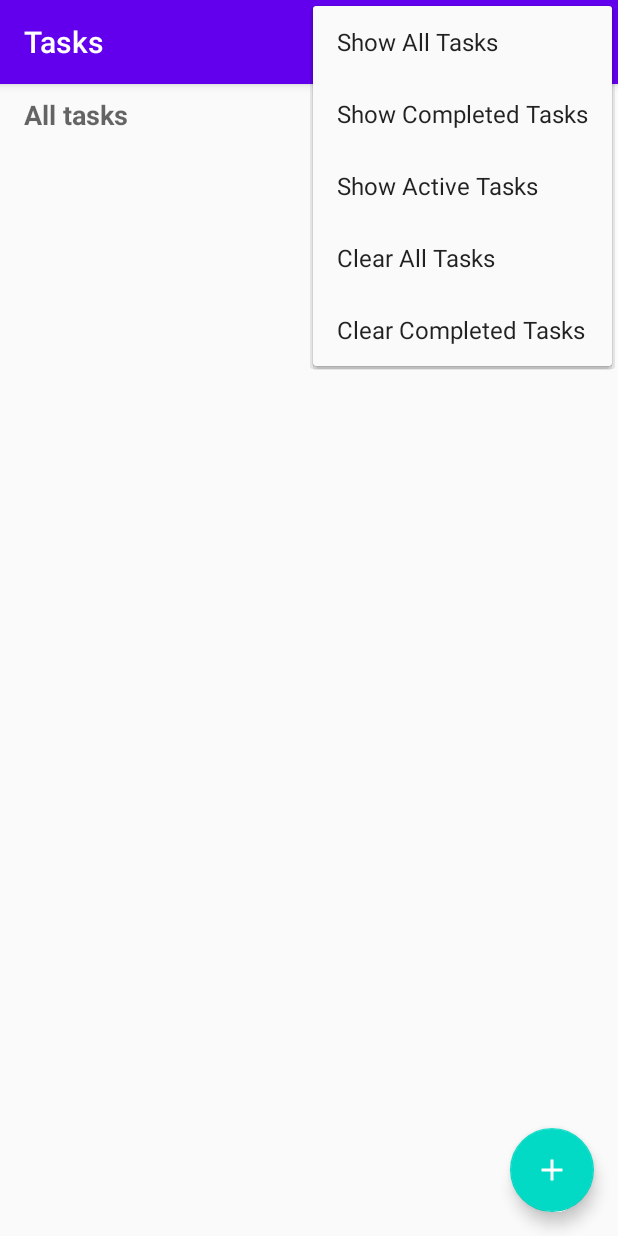
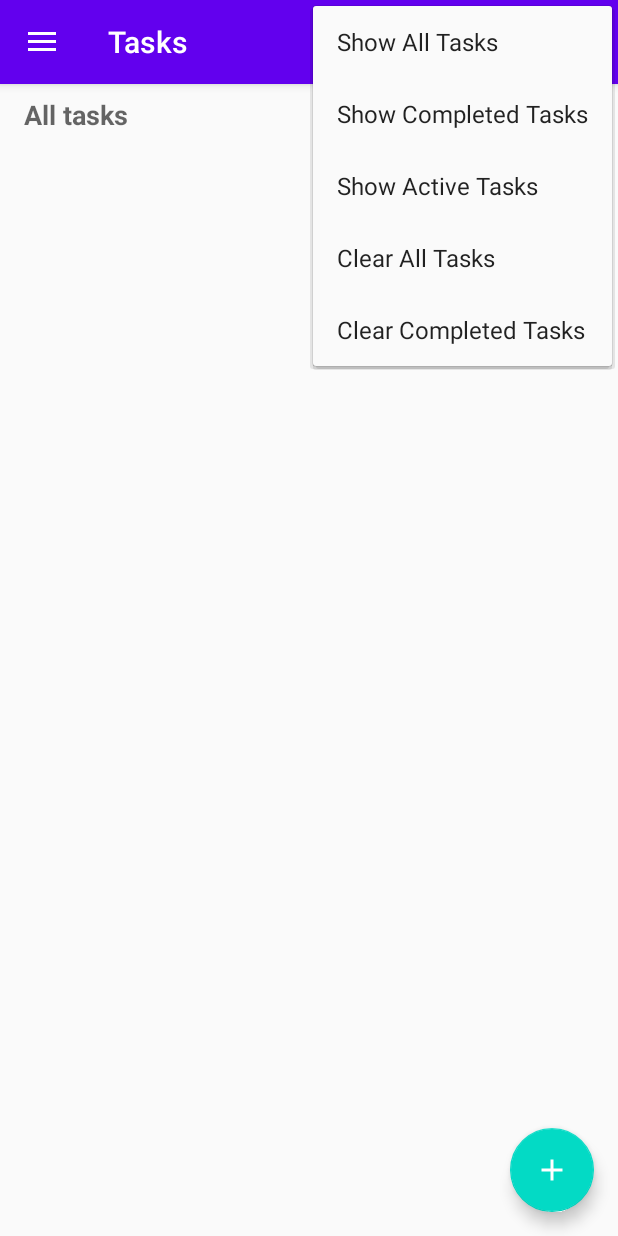
Before and after one commit to angela-aciobanitei/aadc-kotlin-todo-app, an Android app: the screen it shows after launch (MainActivity), with the options menu open, on a phone screen of 412 x 824 dp. Run offline under Robolectric (Android 15) with nearby library versions, the phone set to English and light mode, and no system bars; our stand-ins replace Room's generated code, Timber, data binding, navigation-ui.

Commit message:
Add navigation drawer and custom theme

```diff
--- a/app/src/main/AndroidManifest.xml
+++ b/app/src/main/AndroidManifest.xml
@@ -11,7 +11,7 @@
         android:label="@string/app_name"
         android:roundIcon="@mipmap/ic_launcher_round"
         android:supportsRtl="true"
-        android:theme="@style/AppTheme"
+        android:theme="@style/BaseTheme"
         tools:ignore="AllowBackup">
 
         <activity android:name=".ui.common.MainActivity">
--- a/app/src/main/java/com/ang/acb/todolearn/data/repo/TasksRepository.kt
+++ b/app/src/main/java/com/ang/acb/todolearn/data/repo/TasksRepository.kt
@@ -8,7 +8,7 @@ import com.ang.acb.todolearn.data.local.TasksDatabase
 import com.ang.acb.todolearn.data.local.TasksLocalDataSource
 import kotlinx.coroutines.*
 
-class TasksRepository(
+class TasksRepository private constructor(
     private val tasksLocalDataSource: TasksLocalDataSource,
     private val ioDispatcher: CoroutineDispatcher = Dispatchers.IO
 ) {
--- a/app/src/main/java/com/ang/acb/todolearn/ui/common/MainActivity.kt
+++ b/app/src/main/java/com/ang/acb/todolearn/ui/common/MainActivity.kt
@@ -3,12 +3,15 @@ package com.ang.acb.todolearn.ui.common
 import android.app.Activity
 import androidx.appcompat.app.AppCompatActivity
 import android.os.Bundle
+import androidx.appcompat.widget.Toolbar
+import androidx.drawerlayout.widget.DrawerLayout
 import androidx.navigation.NavController
 import androidx.navigation.findNavController
 import androidx.navigation.ui.AppBarConfiguration
 import androidx.navigation.ui.NavigationUI
 import androidx.navigation.ui.navigateUp
 import com.ang.acb.todolearn.R
+import com.google.android.material.navigation.NavigationView
 
 
 // https://stackoverflow.com/questions/32013948/will-someone-please-explain-result-first-user
@@ -25,10 +28,18 @@ class MainActivity : AppCompatActivity() {
         super.onCreate(savedInstanceState)
         setContentView(R.layout.activity_main)
 
+        val toolbar = findViewById<Toolbar>(R.id.main_toolbar)
+        setSupportActionBar(toolbar)
+
         // See: https://developer.android.com/guide/navigation/navigation-ui#top_app_bar
         navController = this.findNavController(R.id.nav_host_fragment)
-        appBarConfiguration = AppBarConfiguration(navController.graph)
+        val drawerLayout = findViewById<DrawerLayout>(R.id.root_drawer_layout)
+        appBarConfiguration = AppBarConfiguration(navController.graph, drawerLayout)
         NavigationUI.setupActionBarWithNavController(this, navController, appBarConfiguration)
+
+        // Hook up the drawer to nav controller
+        val navigationView = findViewById<NavigationView>(R.id.drawer_navigation_view)
+        NavigationUI.setupWithNavController(navigationView, navController)
     }
 
     override fun onSupportNavigateUp(): Boolean {
--- a/app/src/main/java/com/ang/acb/todolearn/ui/common/ViewModelFactory.kt
+++ b/app/src/main/java/com/ang/acb/todolearn/ui/common/ViewModelFactory.kt
@@ -6,6 +6,7 @@ import com.ang.acb.todolearn.data.repo.TasksRepository
 import com.ang.acb.todolearn.ui.details.AddEditTaskViewModel
 import com.ang.acb.todolearn.ui.details.TaskDetailsViewModel
 import com.ang.acb.todolearn.ui.list.TasksViewModel
+import com.ang.acb.todolearn.ui.statistics.StatisticsViewModel
 
 @Suppress("UNCHECKED_CAST")
 class ViewModelFactory(
@@ -19,6 +20,9 @@ class ViewModelFactory(
             modelClass.isAssignableFrom(TaskDetailsViewModel::class.java) -> {
                 TaskDetailsViewModel(tasksRepository) as T
             }
+            modelClass.isAssignableFrom(StatisticsViewModel::class.java) -> {
+                StatisticsViewModel(tasksRepository) as T
+            }
             else -> throw IllegalArgumentException("Unable to construct view model")
         }
     }
--- a/app/src/main/java/com/ang/acb/todolearn/ui/list/TasksViewModel.kt
+++ b/app/src/main/java/com/ang/acb/todolearn/ui/list/TasksViewModel.kt
@@ -75,6 +75,9 @@ class TasksViewModel(
     private val alarmManager = app.getSystemService(
         Context.ALARM_SERVICE) as AlarmManager
 
+    private val notificationManager =  ContextCompat.getSystemService(
+        app, NotificationManager::class.java) as NotificationManager
+
     // An explicit intent for the AlarmReceiver.
     private val notifyIntent = Intent(app.applicationContext, AlarmReceiver::class.java)
 
@@ -128,14 +131,11 @@ class TasksViewModel(
             // Now the switcher is on.
             alarmOn = true
 
+            // Cancel previous notifications.
+            notificationManager.cancelNotifications()
+
             // Determine when to trigger the alarm.
             val triggerTime = SystemClock.elapsedRealtime() + testingTime
-
-            // Cancel previous notifications.
-            val notificationManager =  ContextCompat.getSystemService(
-                app, NotificationManager::class.java
-            ) as NotificationManager
-            notificationManager.cancelNotifications()
 
             // Schedule an alarm to be delivered precisely at the stated time. This alarm
             // will be allowed to execute even when the system is in low-power idle modes.
@@ -150,7 +150,7 @@ class TasksViewModel(
     }
 
     private fun cancelAlarm() {
-        // Reset the alarm value to false.
+        // Reset the alarm ON flag to false.
         alarmOn = false
         alarmManager.cancel(notifyPendingIntent)
     }
--- /dev/null
+++ b/app/src/main/res/drawable/drawer_item_color.xml
@@ -0,0 +1,11 @@
+<?xml version="1.0" encoding="utf-8"?>
+<selector xmlns:android="http://schemas.android.com/apk/res/android">
+
+    <item
+        android:color="@color/colorAccent"
+        android:state_checked="true" />
+
+    <item
+        android:color="@color/colorGrey"
+        android:state_checked="false" />
+</selector>
--- /dev/null
+++ b/app/src/main/res/drawable/ic_assessment.xml
@@ -0,0 +1,9 @@
+<vector xmlns:android="http://schemas.android.com/apk/res/android"
+        android:width="24dp"
+        android:height="24dp"
+        android:viewportWidth="24.0"
+        android:viewportHeight="24.0">
+    <path
+        android:fillColor="#FF000000"
+        android:pathData="M19,3L5,3c-1.1,0 -2,0.9 -2,2v14c0,1.1 0.9,2 2,2h14c1.1,0 2,-0.9 2,-2L21,5c0,-1.1 -0.9,-2 -2,-2zM9,17L7,17v-7h2v7zM13,17h-2L11,7h2v10zM17,17h-2v-4h2v4z"/>
+</vector>
--- a/app/src/main/res/layout/activity_main.xml
+++ b/app/src/main/res/layout/activity_main.xml
@@ -1,12 +1,31 @@
 <?xml version="1.0" encoding="utf-8"?>
-<LinearLayout
+<androidx.drawerlayout.widget.DrawerLayout
+    android:id="@+id/root_drawer_layout"
     xmlns:android="http://schemas.android.com/apk/res/android"
     xmlns:app="http://schemas.android.com/apk/res-auto"
     xmlns:tools="http://schemas.android.com/tools"
     android:layout_width="match_parent"
     android:layout_height="match_parent"
-    android:orientation="vertical"
-    tools:context=".ui.common.MainActivity">
+    tools:openDrawer="start">
+
+    <LinearLayout
+        android:layout_width="match_parent"
+        android:layout_height="match_parent"
+        android:orientation="vertical">
+
+        <com.google.android.material.appbar.AppBarLayout
+            android:layout_width="match_parent"
+            android:layout_height="wrap_content">
+
+            <androidx.appcompat.widget.Toolbar
+                android:id="@+id/main_toolbar"
+                android:layout_width="match_parent"
+                android:layout_height="wrap_content"
+                android:minHeight="?attr/actionBarSize"
+                android:theme="@style/ToolbarTheme"
+                app:popupTheme="@style/PopupTheme"/>
+
+        </com.google.android.material.appbar.AppBarLayout>
 
         <fragment
             android:id="@+id/nav_host_fragment"
@@ -16,5 +35,17 @@
             app:navGraph = "@navigation/nav_graph"
             app:defaultNavHost="true"
             tools:ignore="FragmentTagUsage" />
+    </LinearLayout>
 
-</LinearLayout>
+    <com.google.android.material.navigation.NavigationView
+        android:id="@+id/drawer_navigation_view"
+        android:layout_width="wrap_content"
+        android:layout_height="match_parent"
+        android:fitsSystemWindows="true"
+        android:layout_gravity="start"
+        app:headerLayout="@layout/nav_drawer_header"
+        app:itemTextColor="@drawable/drawer_item_color"
+        app:itemIconTint="@drawable/drawer_item_color"
+        app:menu="@menu/tasks_drawer_menu" />
+
+</androidx.drawerlayout.widget.DrawerLayout>
--- /dev/null
+++ b/app/src/main/res/menu/tasks_drawer_menu.xml
@@ -0,0 +1,8 @@
+<?xml version="1.0" encoding="utf-8"?>
+<menu xmlns:android="http://schemas.android.com/apk/res/android">
+
+    <item
+        android:id="@+id/statisticsFragment"
+        android:icon="@drawable/ic_assessment"
+        android:title="@string/statistics" />
+</menu>
--- a/app/src/main/res/navigation/nav_graph.xml
+++ b/app/src/main/res/navigation/nav_graph.xml
@@ -58,8 +58,14 @@
             android:id="@+id/action_taskDetailsFragment_to_addEditTaskFragment"
             app:destination="@id/addEditTaskFragment" />
     </fragment>
+
     <fragment
         android:id="@+id/settingsFragment"
         android:name="com.ang.acb.todolearn.ui.settings.SettingsFragment"
         android:label="@string/settings" />
+
+    <fragment
+        android:id="@+id/statisticsFragment"
+        android:name="com.ang.acb.todolearn.ui.statistics.StatisticsFragment"
+        android:label="@string/statistics" />
 </navigation>
--- a/app/src/main/res/values/colors.xml
+++ b/app/src/main/res/values/colors.xml
@@ -3,4 +3,5 @@
     <color name="colorPrimary">#6200EE</color>
     <color name="colorPrimaryDark">#3700B3</color>
     <color name="colorAccent">#03DAC5</color>
+    <color name="colorGrey">#757575</color>
 </resources>
--- a/app/src/main/res/values/dimens.xml
+++ b/app/src/main/res/values/dimens.xml
@@ -13,4 +13,6 @@
     <dimen name="padding_xlarge">48dp</dimen>
 
     <dimen name="fab_margin">16dp</dimen>
+    <dimen name="header_height">192dp</dimen>
+    <dimen name="header_image_size">120dp</dimen>
 </resources>
--- a/app/src/main/res/values/strings.xml
+++ b/app/src/main/res/values/strings.xml
@@ -45,5 +45,8 @@
     <string name="task_notification_channel_name" translatable="true">Tasks</string>
     <string name="task_notification_channel_description">Tasks Reminder</string>
     <string name="notification_message">"Time to evaluate your priorities today. "</string>
+    <string name="statistics">Statistics</string>
+    <string name="navigation_view_header_title">Tasks</string>
+    <string name="tasks_header_image_content_description">Tasks header image</string>
 
 </resources>
--- a/app/src/main/res/values/styles.xml
+++ b/app/src/main/res/values/styles.xml
@@ -1,7 +1,9 @@
 <resources>
 
     <!-- Base application theme. -->
-    <style name="AppTheme" parent="Theme.AppCompat.Light.DarkActionBar">
+    <style name="BaseTheme" parent="Base.AppTheme"/>
+
+    <style name="Base.AppTheme" parent="Theme.AppCompat.Light.NoActionBar">
         <!-- Customize your theme here. -->
         <item name="colorPrimary">@color/colorPrimary</item>
         <item name="colorPrimaryDark">@color/colorPrimaryDark</item>
@@ -9,4 +11,8 @@
         <item name="preferenceTheme">@style/PreferenceThemeOverlay</item>
     </style>
 
+    <!-- https://medium.com/@suragch/theme-appcompat-vs-themeoverlay-appcompat-in-android-c4abdc4d9683 -->
+    <style name="ToolbarTheme" parent="ThemeOverlay.AppCompat.Dark.ActionBar"/>
+    <style name="PopupTheme" parent="ThemeOverlay.AppCompat.Light"/>
+
 </resources>
```
Also changed, not shown: app/src/main/java/com/ang/acb/todolearn/ui/statistics/StatisticsFragment.kt (added, +35 -0 lines), app/src/main/java/com/ang/acb/todolearn/ui/statistics/StatisticsUtils.kt (added, +23 -0 lines), app/src/main/java/com/ang/acb/todolearn/ui/statistics/StatisticsViewModel.kt (added, +36 -0 lines), app/src/main/res/drawable/header_bg_gradient.xml (added, +11 -0 lines), app/src/main/res/layout/nav_drawer_header.xml (added, +25 -0 lines), app/src/main/res/layout/statistics_fragment.xml (added, +13 -0 lines). Lines whose indentation alone changed are shown as unchanged.
